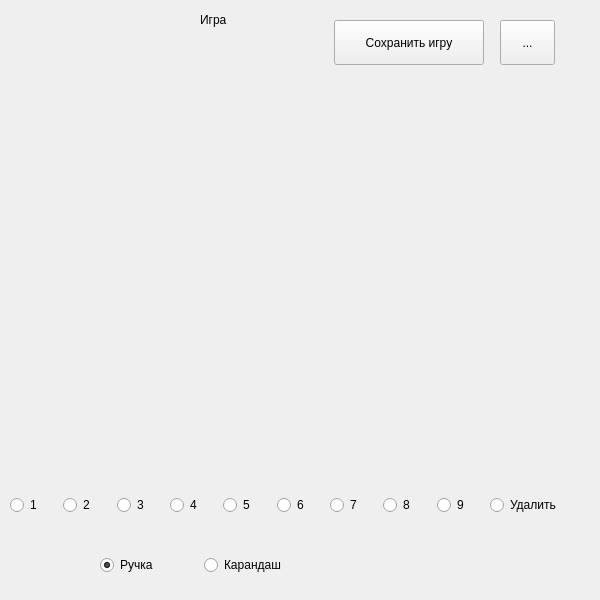
Above: ui/game.ui from glebvi1/YandexSudoku before the change. Below: the same form after it.
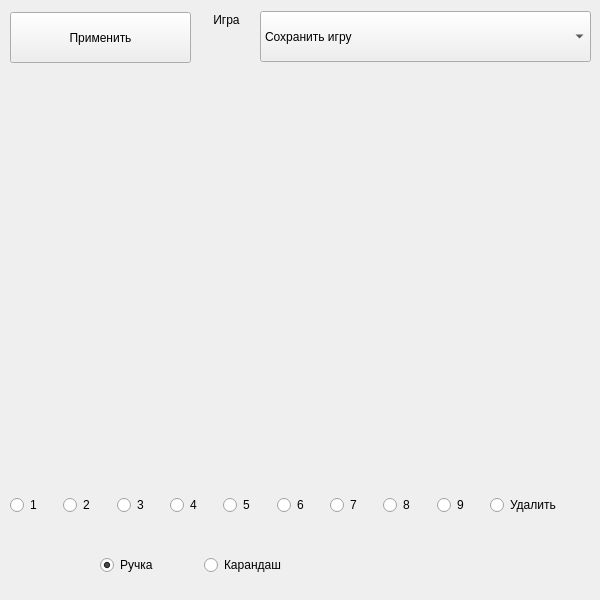
That is the form after the change.

Commit message: draw all pancil

Patch:
```diff
--- a/ui/game.ui
+++ b/ui/game.ui
@@ -13,19 +13,6 @@
   <property name="windowTitle">
    <string>Form</string>
   </property>
-  <widget class="QToolButton" name="toolButton">
-   <property name="geometry">
-    <rect>
-     <x>500</x>
-     <y>20</y>
-     <width>55</width>
-     <height>45</height>
-    </rect>
-   </property>
-   <property name="text">
-    <string>...</string>
-   </property>
-  </widget>
   <widget class="QLabel" name="label">
    <property name="geometry">
     <rect>
@@ -36,7 +23,7 @@
     </rect>
    </property>
    <property name="text">
-    <string>Игра</string>
+    <string>    Игра</string>
    </property>
   </widget>
   <widget class="QWidget" name="gridLayoutWidget">
@@ -50,19 +37,6 @@
    </property>
    <layout class="QGridLayout" name="ui_field"/>
   </widget>
-  <widget class="QPushButton" name="btn_save">
-   <property name="geometry">
-    <rect>
-     <x>334</x>
-     <y>20</y>
-     <width>150</width>
-     <height>45</height>
-    </rect>
-   </property>
-   <property name="text">
-    <string>Сохранить игру</string>
-   </property>
-  </widget>
   <widget class="QWidget" name="horizontalLayoutWidget">
    <property name="geometry">
     <rect>
@@ -193,6 +167,44 @@
     <string/>
    </property>
   </widget>
+  <widget class="QComboBox" name="event">
+   <property name="geometry">
+    <rect>
+     <x>260</x>
+     <y>11</y>
+     <width>331</width>
+     <height>51</height>
+    </rect>
+   </property>
+   <item>
+    <property name="text">
+     <string>Сохранить игру</string>
+    </property>
+   </item>
+   <item>
+    <property name="text">
+     <string>Подсказать следующий ход</string>
+    </property>
+   </item>
+   <item>
+    <property name="text">
+     <string>Разметить поле карандашом</string>
+    </property>
+   </item>
+  </widget>
+  <widget class="QPushButton" name="apply">
+   <property name="geometry">
+    <rect>
+     <x>10</x>
+     <y>12</y>
+     <width>181</width>
+     <height>51</height>
+    </rect>
+   </property>
+   <property name="text">
+    <string>Применить</string>
+   </property>
+  </widget>
  </widget>
  <resources/>
  <connections/>
```
The commit also changes 2 other files.
